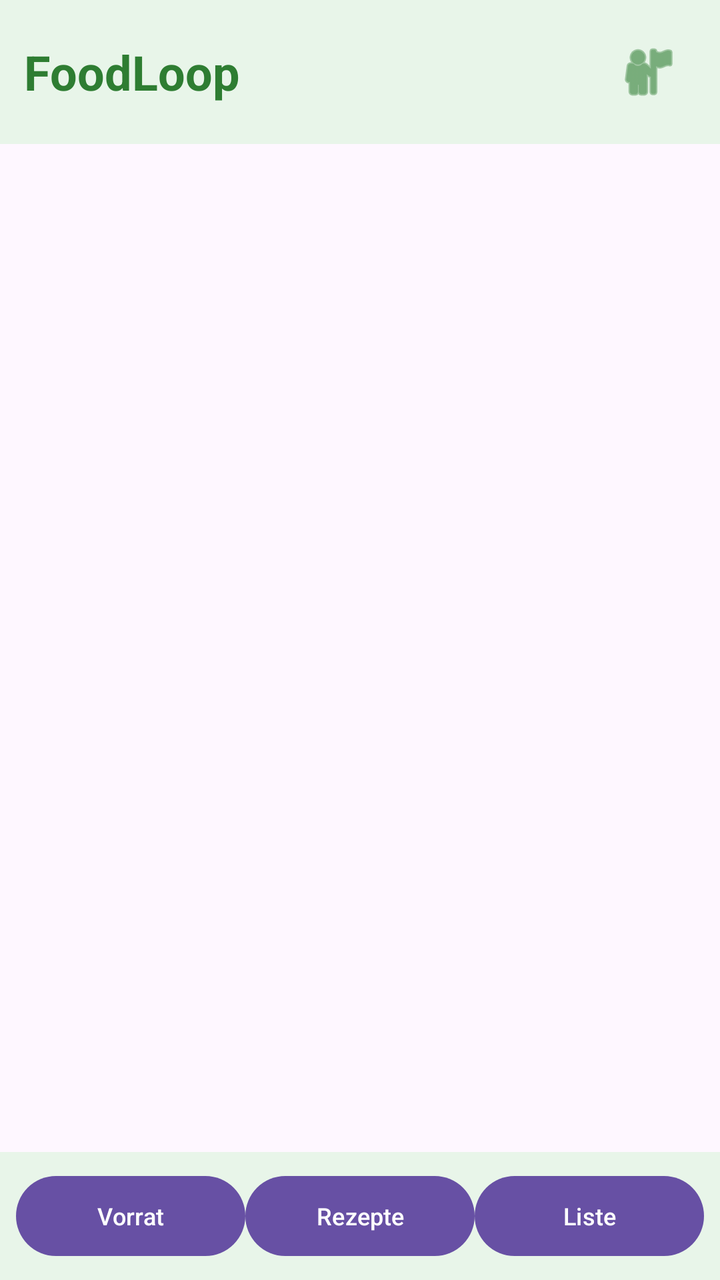
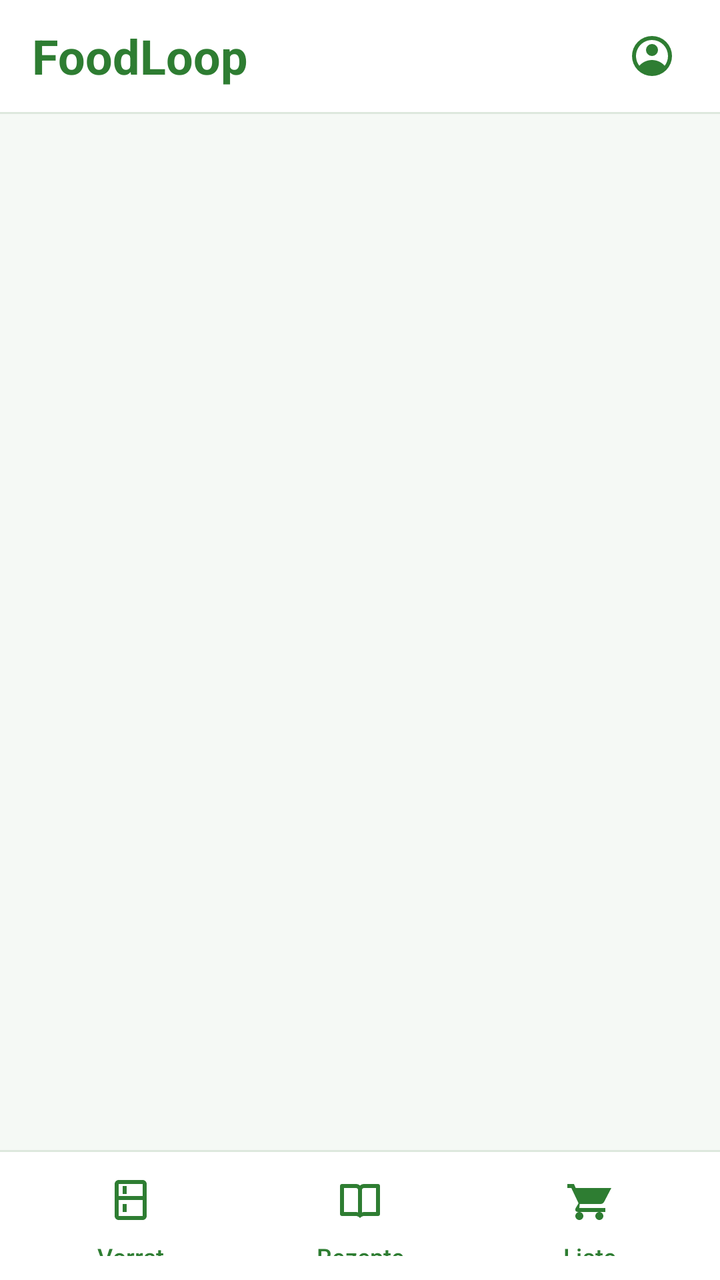

Two renders of the same Android screen: before a commit and after it. Below are the layout's source before the change and the commit's diff.
<!-- AndroidManifest.xml: application theme Theme.FoodLoop -->
<!-- res/layout/activity_main.xml -->
<?xml version="1.0" encoding="utf-8"?>
<LinearLayout
    xmlns:android="http://schemas.android.com/apk/res/android"
    android:layout_width="match_parent"
    android:layout_height="match_parent"
    android:orientation="vertical"
    android:fitsSystemWindows="true">

    
    <LinearLayout
        android:layout_width="match_parent"
        android:layout_height="wrap_content"
        android:orientation="horizontal"
        android:gravity="center_vertical"
        android:padding="12dp"
        android:background="#E8F5E9">

        <TextView
            android:layout_width="0dp"
            android:layout_height="wrap_content"
            android:layout_weight="1"
            android:text="FoodLoop"
            android:textSize="24sp"
            android:textStyle="bold"
            android:textColor="#2E7D32" />

        <ImageButton
            android:id="@+id/btn_profile"
            android:layout_width="48dp"
            android:layout_height="48dp"
            android:src="@android:drawable/ic_menu_myplaces"
            android:background="?attr/selectableItemBackgroundBorderless"
            android:tint="#2E7D32"
            android:contentDescription="Mein Profil"
            android:padding="10dp" />

    </LinearLayout>

    
    <FrameLayout
        android:id="@+id/fragment_container"
        android:layout_width="match_parent"
        android:layout_height="0dp"
        android:layout_weight="1" />

    
    <LinearLayout
        android:layout_width="match_parent"
        android:layout_height="wrap_content"
        android:orientation="horizontal"
        android:padding="8dp"
        android:background="#E8F5E9">

        <Button
            android:id="@+id/btn_pantry"
            android:layout_width="0dp"
            android:layout_height="wrap_content"
            android:layout_weight="1"
            android:text="Vorrat"
            android:textSize="12sp" />

        <Button
            android:id="@+id/btn_recipes"
            android:layout_width="0dp"
            android:layout_height="wrap_content"
            android:layout_weight="1"
            android:text="Rezepte"
            android:textSize="12sp" />

        <Button
            android:id="@+id/btn_shopping"
            android:layout_width="0dp"
            android:layout_height="wrap_content"
            android:layout_weight="1"
            android:text="Liste"
            android:textSize="12sp" />

    </LinearLayout>

</LinearLayout>
<!-- resources referenced by this layout -->
<resources>
  <style name="Base.Theme.FoodLoop" parent="Theme.Material3.DayNight.NoActionBar">
          
          
      </style>
  <!-- unchanged entries left out for length: 1 -->
</resources>

<!-- the commit's change to res/layout/activity_main.xml (unified diff, before → after) -->
@@ -4,16 +4,19 @@
     android:layout_width="match_parent"
     android:layout_height="match_parent"
     android:orientation="vertical"
-    android:fitsSystemWindows="true">
+    android:fitsSystemWindows="true"
+    android:background="@color/foodloop_background">
 
     
+
     <LinearLayout
         android:layout_width="match_parent"
-        android:layout_height="wrap_content"
+        android:layout_height="56dp"
         android:orientation="horizontal"
         android:gravity="center_vertical"
-        android:padding="12dp"
-        android:background="#E8F5E9">
+        android:paddingStart="16dp"
+        android:paddingEnd="12dp"
+        android:background="@color/foodloop_surface">
 
         <TextView
             android:layout_width="0dp"
@@ -22,58 +25,101 @@
             android:text="FoodLoop"
             android:textSize="24sp"
             android:textStyle="bold"
-            android:textColor="#2E7D32" />
+            android:textColor="@color/foodloop_primary"/>
 
         <ImageButton
             android:id="@+id/btn_profile"
-            android:layout_width="48dp"
-            android:layout_height="48dp"
-            android:src="@android:drawable/ic_menu_myplaces"
+            android:layout_width="44dp"
+            android:layout_height="44dp"
+            android:src="@drawable/ic_profile"
             android:background="?attr/selectableItemBackgroundBorderless"
-            android:tint="#2E7D32"
             android:contentDescription="Mein Profil"
-            android:padding="10dp" />
+            android:padding="10dp"
+            android:scaleType="fitCenter"/>
 
     </LinearLayout>
 
+    <View
+        android:layout_width="match_parent"
+        android:layout_height="1dp"
+        android:background="@color/foodloop_border"/>
+
     
+
     <FrameLayout
         android:id="@+id/fragment_container"
         android:layout_width="match_parent"
         android:layout_height="0dp"
-        android:layout_weight="1" />
+        android:layout_weight="1"/>
+
+    <View
+        android:layout_width="match_parent"
+        android:layout_height="1dp"
+        android:background="@color/foodloop_border"/>
 
     
+
     <LinearLayout
         android:layout_width="match_parent"
-        android:layout_height="wrap_content"
+        android:layout_height="64dp"
         android:orientation="horizontal"
-        android:padding="8dp"
-        android:background="#E8F5E9">
+        android:background="@color/foodloop_surface"
+        android:paddingStart="8dp"
+        android:paddingEnd="8dp">
 
         <Button
             android:id="@+id/btn_pantry"
             android:layout_width="0dp"
-            android:layout_height="wrap_content"
+            android:layout_height="match_parent"
             android:layout_weight="1"
+            android:background="?attr/selectableItemBackground"
+            android:drawableTop="@drawable/ic_pantry"
+            android:drawablePadding="4dp"
+            android:paddingTop="8dp"
+            android:paddingBottom="8dp"
             android:text="Vorrat"
-            android:textSize="12sp" />
+            android:textSize="12sp"
+            android:textColor="@color/foodloop_primary"
+            android:textAllCaps="false"
+            android:gravity="center"
+            android:minHeight="0dp"
+            android:minWidth="0dp"/>
 
         <Button
             android:id="@+id/btn_recipes"
             android:layout_width="0dp"
-            android:layout_height="wrap_content"
+            android:layout_height="match_parent"
             android:layout_weight="1"
+            android:background="?attr/selectableItemBackground"
+            android:drawableTop="@drawable/ic_recipes"
+            android:drawablePadding="4dp"
+            android:paddingTop="8dp"
+            android:paddingBottom="8dp"
             android:text="Rezepte"
-            android:textSize="12sp" />
+            android:textSize="12sp"
+            android:textColor="@color/foodloop_primary"
+            android:textAllCaps="false"
+            android:gravity="center"
+            android:minHeight="0dp"
+            android:minWidth="0dp"/>
 
         <Button
             android:id="@+id/btn_shopping"
             android:layout_width="0dp"
-            android:layout_height="wrap_content"
+            android:layout_height="match_parent"
             android:layout_weight="1"
+            android:background="?attr/selectableItemBackground"
+            android:drawableTop="@drawable/ic_shopping"
+            android:drawablePadding="4dp"
+            android:paddingTop="8dp"
+            android:paddingBottom="8dp"
             android:text="Liste"
-            android:textSize="12sp" />
+            android:textSize="12sp"
+            android:textColor="@color/foodloop_primary"
+            android:textAllCaps="false"
+            android:gravity="center"
+            android:minHeight="0dp"
+            android:minWidth="0dp"/>
 
     </LinearLayout>
 
<!-- resource entries referenced after the edit -->
@@ -1,9 +1,102 @@
 <!-- resources referenced by this layout -->
 <resources>
-  <style name="Base.Theme.FoodLoop" parent="Theme.Material3.DayNight.NoActionBar">
-          
-          
+  <color name="foodloop_background">#F5F9F5</color>
+  <color name="foodloop_border">#DDE8DD</color>
+  <color name="foodloop_primary">#2E7D32</color>
+  <color name="foodloop_surface">#FFFFFF</color>
+  <!-- drawable ic_pantry (drawable) -->
+  <vector xmlns:android="http://schemas.android.com/apk/res/android"
+      android:width="24dp"
+      android:height="24dp"
+      android:viewportWidth="24"
+      android:viewportHeight="24">
+  
+      <path
+          android:fillColor="#2E7D32"
+          android:pathData="M18,2H6C4.9,2 4,2.9 4,4V20C4,21.1 4.9,22 6,22H18C19.1,22 20,21.1 20,20V4C20,2.9 19.1,2 18,2M6,4H18V10H6V4M6,12H18V20H6V12M8,5H10V9H8ZM8,14H10V18H8Z"/>
+  
+  </vector>
+  <!-- drawable ic_profile (drawable) -->
+  <vector xmlns:android="http://schemas.android.com/apk/res/android"
+      android:width="24dp"
+      android:height="24dp"
+      android:viewportWidth="24"
+      android:viewportHeight="24">
+  
+      <path
+          android:fillColor="#2E7D32"
+          android:pathData="M12,2A10,10 0,1 0,12 22A10,10 0,0 0,12 2M12,4A8,8 0,0 1,20 12C20,13.85 19.37,15.55 18.32,16.9C17.1,15.4 14.8,14 12,14C9.2,14 6.9,15.4 5.68,16.9A8,8 0,0 1,12 4M12,6A3,3 0,1 0,12 12A3,3 0,0 0,12 6"/>
+  
+  </vector>
+  <!-- drawable ic_recipes (drawable) -->
+  <vector xmlns:android="http://schemas.android.com/apk/res/android"
+      android:width="24dp"
+      android:height="24dp"
+      android:viewportWidth="24"
+      android:viewportHeight="24">
+  
+      <path
+          android:fillColor="#2E7D32"
+          android:pathData="M21,4H14C13.2,4 12.5,4.3 12,4.8C11.5,4.3 10.8,4 10,4H3C2.4,4 2,4.4 2,5V19C2,19.6 2.4,20 3,20H10C11.1,20 12,21 12,21C12,21 12.9,20 14,20H21C21.6,20 22,19.6 22,19V5C22,4.4 21.6,4 21,4M4,6H10C10.6,6 11,6.4 11,7V18.2C10.7,18.1 10.3,18 10,18H4ZM20,18H14C13.7,18 13.3,18.1 13,18.2V7C13,6.4 13.4,6 14,6H20Z"/>
+  
+  </vector>
+  <!-- drawable ic_shopping (drawable) -->
+  <vector xmlns:android="http://schemas.android.com/apk/res/android"
+      android:width="24dp"
+      android:height="24dp"
+      android:viewportWidth="24"
+      android:viewportHeight="24">
+  
+      <path
+          android:fillColor="#2E7D32"
+          android:pathData="M7,18C5.9,18 5,18.9 5,20S5.9,22 7,22S9,21.1 9,20S8.1,18 7,18M17,18C15.9,18 15,18.9 15,20S15.9,22 17,22S19,21.1 19,20S18.1,18 17,18M7.2,14H17.6C18.4,14 19,13.6 19.4,12.9L23,6H5.2L4.3,4H1V6H3L6.6,13.6L5.2,16C4.5,17.3 5.4,18 6.5,18H20V16H7Z"/>
+  
+  </vector>
+  <style name="Base.Theme.FoodLoop" parent="Theme.Material3.Light.NoActionBar">
+  
+          <item name="colorPrimary">@color/foodloop_primary</item>
+  
+          <item name="colorOnPrimary">@color/white</item>
+  
+          <item name="colorPrimaryContainer">@color/foodloop_primary_light</item>
+  
+          <item name="colorOnPrimaryContainer">@color/foodloop_primary_dark</item>
+  
+          <item name="colorSecondary">@color/foodloop_primary</item>
+  
+          <item name="colorOnSecondary">@color/white</item>
+  
+          <item name="colorSecondaryContainer">@color/foodloop_primary_light</item>
+  
+          <item name="colorOnSecondaryContainer">@color/foodloop_primary_dark</item>
+  
+          <item name="colorSurface">@color/foodloop_surface</item>
+  
+          <item name="colorOnSurface">@color/foodloop_text</item>
+  
+          <item name="colorOnSurfaceVariant">@color/foodloop_text_secondary</item>
+  
+          <item name="colorError">@color/foodloop_error</item>
+  
+          <item name="android:windowBackground">@color/foodloop_background</item>
+  
+          <item name="android:statusBarColor">@color/foodloop_background</item>
+  
+          <item name="android:navigationBarColor">@color/foodloop_surface</item>
+  
+          <item name="android:windowLightStatusBar">true</item>
+  
+          <item name="android:windowLightNavigationBar">true</item>
+  
+          <item name="android:forceDarkAllowed">false</item>
+  
       </style>
+  <color name="white">#FFFFFFFF</color>
+  <color name="foodloop_primary_light">#E8F5E9</color>
+  <color name="foodloop_primary_dark">#1B5E20</color>
+  <color name="foodloop_text">#212121</color>
+  <color name="foodloop_text_secondary">#757575</color>
+  <color name="foodloop_error">#C62828</color>
   <!-- unchanged entries left out for length: 1 -->
 </resources>
 
